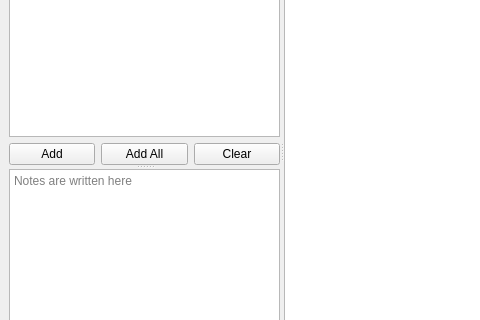
First picture: the form in ui/main-qt.ui, repository allencch/med, before the edit; both pictures show x 0 to 480 and y 176 to 496 of the 800 by 600 pixel window.
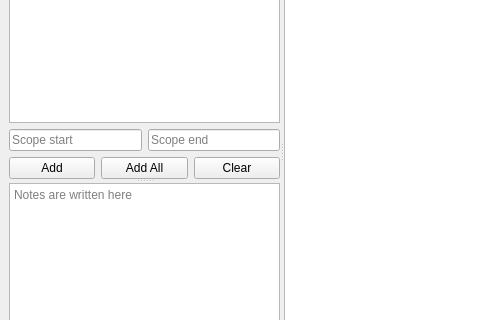
Second picture: the form after the edit.

Commit message: Allow to set the scan scope

Patch:
```diff
--- a/ui/main-qt.ui
+++ b/ui/main-qt.ui
@@ -145,6 +145,24 @@
              </property>
             </widget>
            </item>
+           <item>
+            <layout class="QHBoxLayout" name="horizontalLayout_3">
+             <item>
+              <widget class="QLineEdit" name="scopeStart">
+               <property name="placeholderText">
+                <string>Scope start</string>
+               </property>
+              </widget>
+             </item>
+             <item>
+              <widget class="QLineEdit" name="scopeEnd">
+               <property name="placeholderText">
+                <string>Scope end</string>
+               </property>
+              </widget>
+             </item>
+            </layout>
+           </item>
            <item>
             <layout class="QHBoxLayout" name="horizontalLayout_4">
              <item>
```
Left out of the diff: 6 changed lines with no effect on the pictures. The commit also changes 6 other files.
